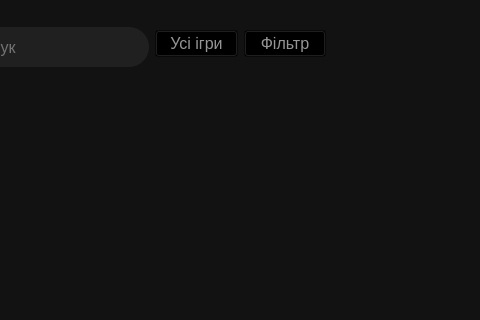
First picture: the form in Foxlike/browsewindow.ui, repository Lekantrop-gd/CourseProject, before the edit; both pictures show x 486 to 966 and y 0 to 320 of the 1280 by 720 pixel window.
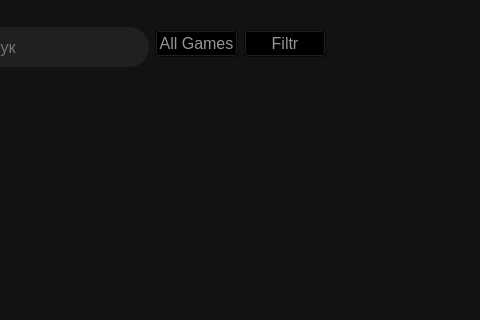
Second picture: the form after the edit. Icons and pictures are not drawn.

```diff
--- a/Foxlike/browsewindow.ui
+++ b/Foxlike/browsewindow.ui
@@ -143,7 +143,7 @@
 }</string>
             </property>
             <property name="text">
-             <string>Усі ігри</string>
+             <string>All Games</string>
             </property>
            </widget>
           </item>
@@ -169,7 +169,7 @@
 }</string>
             </property>
             <property name="text">
-             <string>Фільтр</string>
+             <string>Filtr</string>
             </property>
            </widget>
           </item>
```
